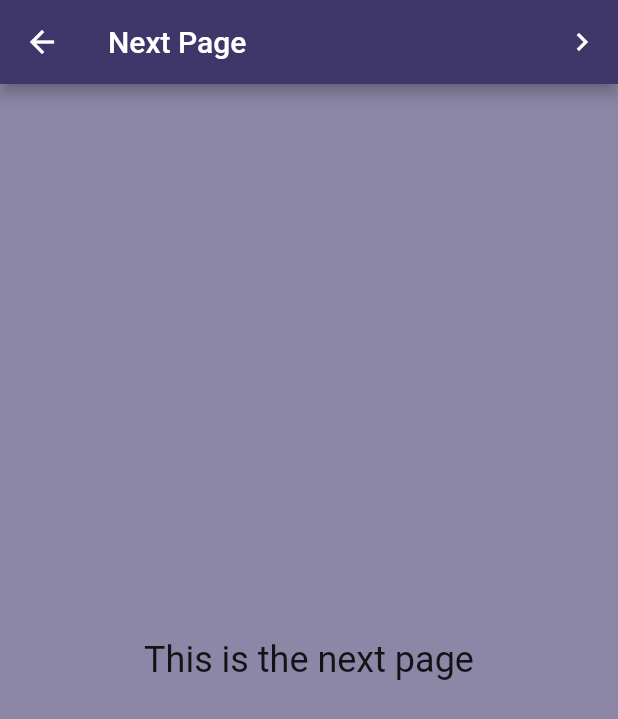
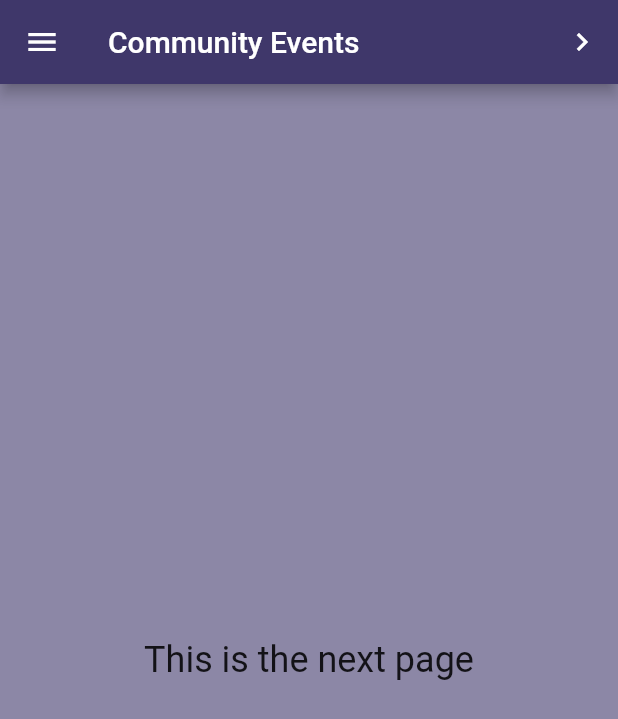
Before and after one commit to wongserena/Android-Studio, a Flutter app: the screen it shows after launch, in the side drawer, after a tap on "Community Events", on a phone screen of 412 x 824 dp. Shown: the top 719 px of the screen. Run offline on Flutter 3.47's test engine with Material 2 defaults, Android fonts, the phone set to English and light mode, and no system bars.

Commit message:
New burger menus

```diff
--- a/lib/main.dart
+++ b/lib/main.dart
@@ -14,7 +14,7 @@ class MyApp extends StatelessWidget {
   @override
   Widget build(BuildContext context) {
     return MaterialApp(
-      title: 'title',
+      title: 'SeniorHelpers',
       home: MyStatelessWidget(),
     );
   }
@@ -26,21 +26,8 @@ class MyStatelessWidget extends StatelessWidget {
     return Scaffold(
       backgroundColor: Color.fromRGBO(63, 55, 106, 0.6),
       appBar: AppBar(
-        title: const Text('AppBar Demo'),
+        title: const Text('SeniorHelpers'),
         backgroundColor: Color.fromRGBO(63, 55, 106, 1),
-        actions:<Widget> [
-          IconButton(
-            icon: const Icon(Icons.navigate_next),
-            tooltip: 'Go to the next page',
-            onPressed: () {
-              Navigator.push(context, MaterialPageRoute(
-                builder: (BuildContext context) {
-                  return NextPage();
-                }
-              ));
-            }
-          )
-        ]
       ),
       body: Column(
         mainAxisAlignment: MainAxisAlignment.start,
--- a/lib/nextpage.dart
+++ b/lib/nextpage.dart
@@ -1,5 +1,6 @@
 import 'package:flutter/material.dart';
 import 'Page Three.dart';
+import 'main.dart';
 
 class NextPage extends StatelessWidget {
   @override
@@ -8,7 +9,7 @@ class NextPage extends StatelessWidget {
         backgroundColor: Color.fromRGBO(63, 55, 106, 0.6),
         appBar: AppBar(
           backgroundColor: Color.fromRGBO(63, 55, 106, 1),
-          title: const Text('Next Page'),
+          title: const Text('Community Events'),
           actions: <Widget> [
             IconButton(
                 icon: const Icon(Icons.navigate_next),
@@ -28,7 +29,42 @@ class NextPage extends StatelessWidget {
               'This is the next page',
               style: TextStyle(fontSize: 24),
             )
-        )
-    );;
+        ),
+        drawer: Drawer(
+        child:ListView(
+        padding: EdgeInsets.zero,
+          children: <Widget>[
+            DrawerHeader(
+              child: Text('Side Menu',
+                style: TextStyle(color: Colors.white, fontSize: 25),
+              ),
+              decoration: BoxDecoration(
+                  color: Colors.green,
+                  image: DecorationImage(
+                      fit: BoxFit.fill,
+                      image: AssetImage('assets/images/pexels-jakub-novacek-924824.jpg')
+                  )
+              ),
+            ),
+            ListTile(
+              title: Text('Home'),
+              onTap: (){
+                Navigator.pop(context);
+                Navigator.push(context, MaterialPageRoute(builder: (context) => MyStatelessWidget())
+                );
+              },
+            ),
+            ListTile(
+              title: Text('Activities'),
+              onTap: (){
+                Navigator.pop(context);
+                Navigator.push(context, MaterialPageRoute(builder: (context) => PageThree())
+                );
+              },
+            )
+          ],
+        ),
+      ),
+    );
   }
 }
```
Also changed, not shown: lib/Page Three.dart (+40 -2 lines).
